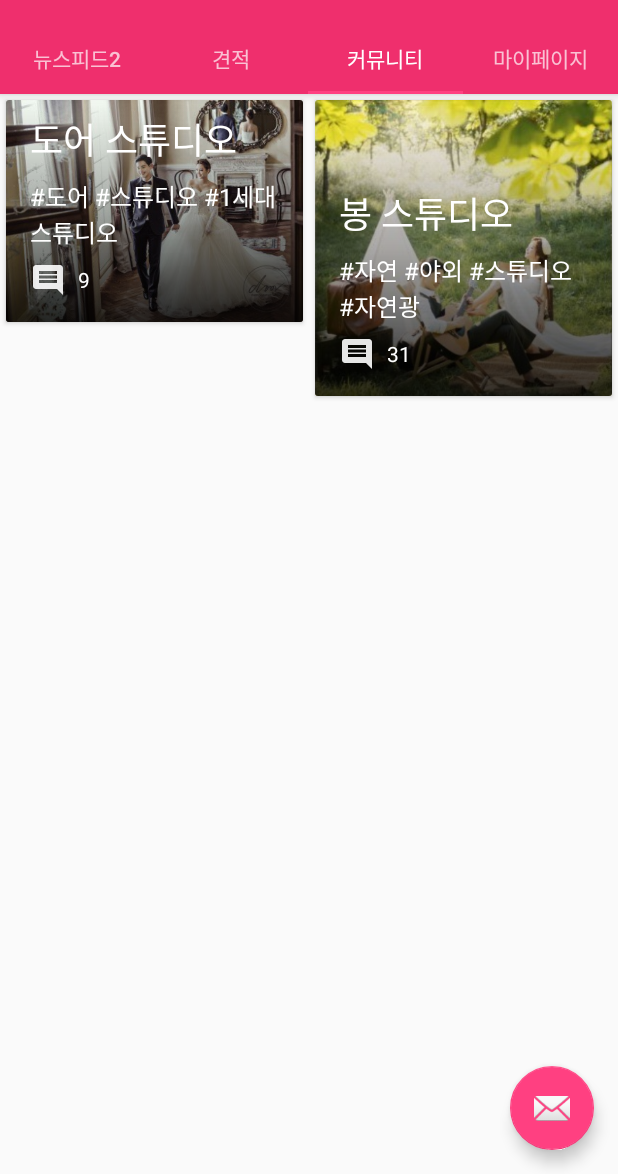
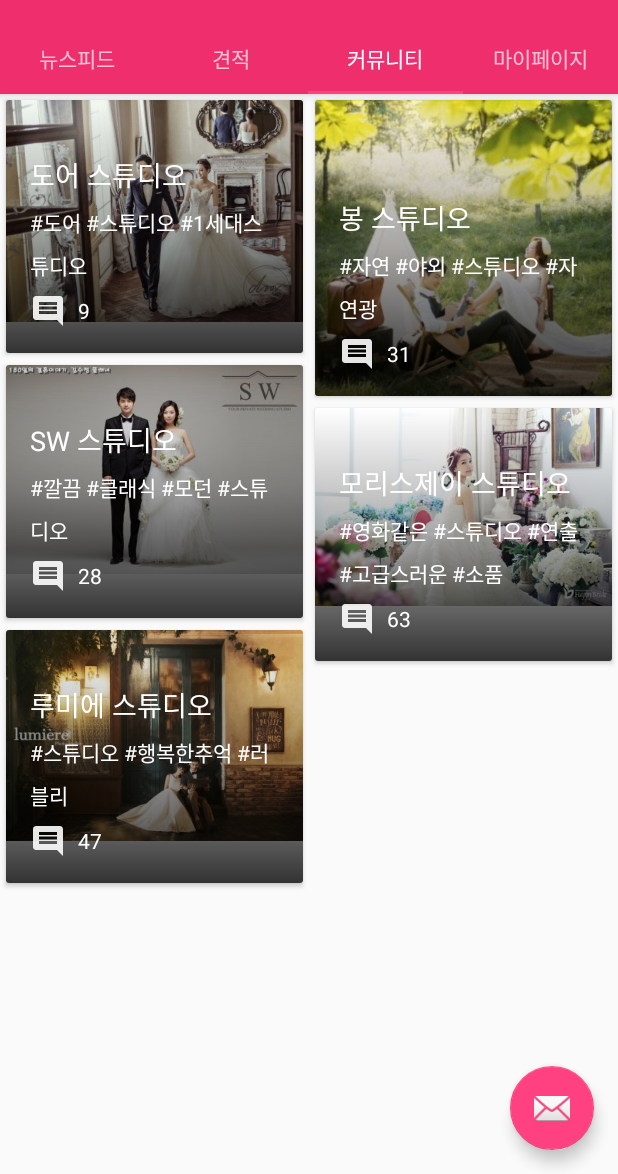
Before and after one commit to kohashiwakaba/synergy, an Android app: the screen it shows after launch (MainActivity), tab 3 chosen, on a phone screen of 412 x 824 dp, the part 62-1236 px from its top. Run offline under Robolectric (Android 15) with nearby library versions, the phone set to English and light mode, and no system bars.

Commit message:
20180413

```diff
--- a/app/src/main/java/beginner/wakaba/myapplication/Main_3.java
+++ b/app/src/main/java/beginner/wakaba/myapplication/Main_3.java
@@ -63,6 +63,9 @@ public class Main_3 extends Fragment {
         mc = new ArrayList<>();
         mc.add(new Main_Com(R.drawable.demo_w1,"도어 스튜디오","#도어 #스튜디오 #1세대스튜디오",9));
         mc.add(new Main_Com(R.drawable.demo_w2,"봉 스튜디오","#자연 #야외 #스튜디오 #자연광",31));
+        mc.add(new Main_Com(R.drawable.demo_w3,"SW 스튜디오","#깔끔 #클래식 #모던 #스튜디오",28));
+        mc.add(new Main_Com(R.drawable.demo_w4,"모리스제이 스튜디오","#영화같은 #스튜디오 #연출 #고급스러운 #소품",63));
+        mc.add(new Main_Com(R.drawable.demo_w5,"루미에 스튜디오","#스튜디오 #행복한추억 #러블리",47));
 
         CommAdapter a = new CommAdapter(mc,getContext());
         mR.setAdapter(a);
--- a/app/src/main/res/layout/card_main_com.xml
+++ b/app/src/main/res/layout/card_main_com.xml
@@ -22,6 +22,8 @@
             android:layout_width="0dp"
             android:layout_height="wrap_content"
             android:adjustViewBounds="true"
+            android:cropToPadding="true"
+            android:minHeight="150dp"
             android:scaleType="centerCrop"
             app:layout_constraintEnd_toEndOf="parent"
             app:layout_constraintStart_toStartOf="parent"
@@ -46,7 +48,7 @@
             android:layout_marginStart="16dp"
             android:text="치노 스튜디오"
             android:textColor="?android:attr/textColorPrimaryInverse"
-            android:textSize="24sp"
+            android:textSize="18sp"
             app:layout_constraintBottom_toTopOf="@+id/comm_card_3_hashtag"
             app:layout_constraintStart_toStartOf="parent" />
 
@@ -58,9 +60,10 @@
             android:layout_marginEnd="16dp"
             android:layout_marginStart="16dp"
             android:autoText="false"
+            android:lineSpacingExtra="8sp"
             android:text="#치노 #스튜디오 #1세대스튜디오"
             android:textColor="?android:attr/textColorPrimaryInverse"
-            android:textSize="16sp"
+            android:textSize="14sp"
             app:layout_constraintBottom_toTopOf="@+id/imageView6"
             app:layout_constraintEnd_toEndOf="parent"
             app:layout_constraintStart_toStartOf="parent" />
@@ -71,7 +74,7 @@
             android:layout_height="24dp"
             android:layout_marginBottom="16dp"
             android:layout_marginStart="16dp"
-            app:layout_constraintBottom_toBottomOf="@+id/comm_card_1_image"
+            app:layout_constraintBottom_toBottomOf="parent"
             app:layout_constraintStart_toStartOf="parent"
             app:srcCompat="@drawable/ic_comment_white_24dp" />
 
@@ -84,8 +87,18 @@
             android:gravity="center_vertical"
             android:text="2"
             android:textColor="?android:attr/textColorPrimaryInverse"
-            app:layout_constraintBottom_toBottomOf="@+id/comm_card_1_image"
+            app:layout_constraintBottom_toBottomOf="parent"
             app:layout_constraintStart_toEndOf="@+id/imageView6" />
+
+        <Space
+            android:layout_width="50dp"
+            android:layout_height="20dp"
+            android:layout_marginBottom="8dp"
+            android:layout_marginStart="16dp"
+            android:layout_marginTop="8dp"
+            app:layout_constraintBottom_toTopOf="@+id/comm_card_2_title"
+            app:layout_constraintStart_toStartOf="parent"
+            app:layout_constraintTop_toTopOf="@+id/view" />
 
     </android.support.constraint.ConstraintLayout>
 </android.support.v7.widget.CardView>
--- a/app/src/main/res/values/strings.xml
+++ b/app/src/main/res/values/strings.xml
@@ -1,6 +1,6 @@
 <resources>
     <string name="app_name" translatable="false">Marreply</string>
-    <string name="tab_text_1" translatable="false">뉴스피드2</string>
+    <string name="tab_text_1" translatable="false">뉴스피드</string>
     <string name="tab_text_2" translatable="false">견적</string>
     <string name="tab_text_3" translatable="false">커뮤니티</string>
     <string name="tab_text_4" translatable="false">마이페이지</string>
--- a/build.gradle
+++ b/build.gradle
@@ -7,7 +7,7 @@ buildscript {
         jcenter()
     }
     dependencies {
-        classpath 'com.android.tools.build:gradle:3.1.0'
+        classpath 'com.android.tools.build:gradle:3.1.1'
 
 
         // NOTE: Do not place your application dependencies here; they belong
```
Also changed, not shown: app/src/main/res/drawable/demo_w3.jpg (added), app/src/main/res/drawable/demo_w4.jpg (added), app/src/main/res/drawable/demo_w5.jpg (added), 1 other file.
